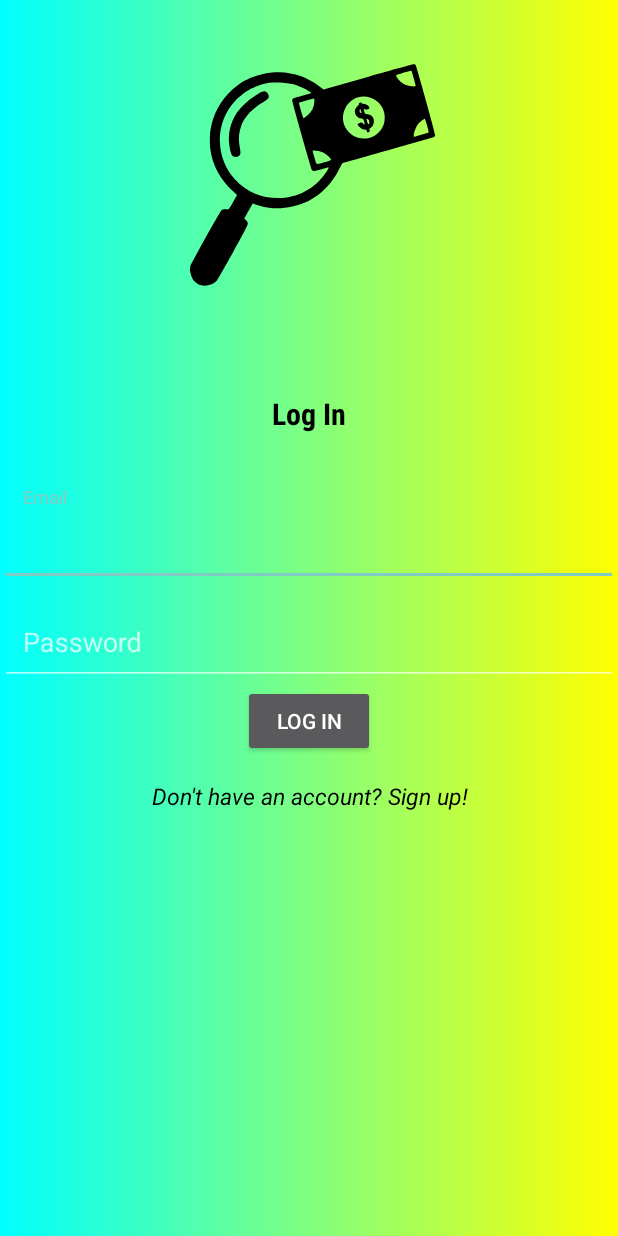
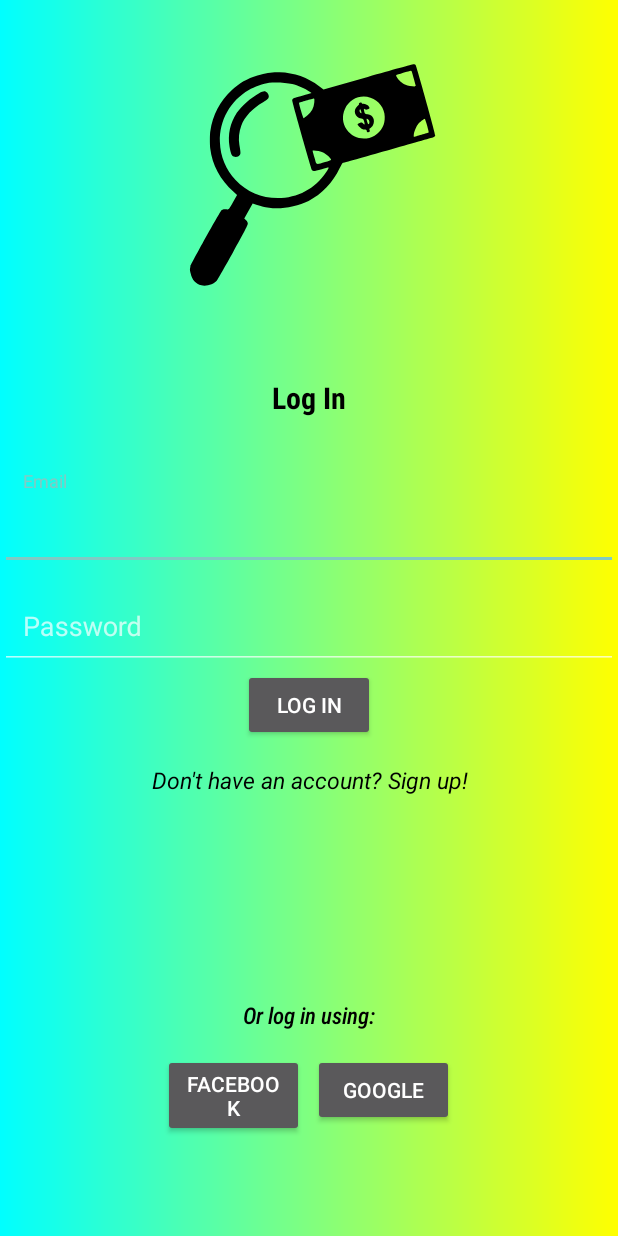
Before and after one commit to hiiambee/buddy-b, an Android app built with Jetpack Compose: the screen it shows after launch (Login), on a phone screen of 412 x 824 dp. Run offline under Robolectric (Android 15) with nearby library versions, the phone set to English and light mode, and no system bars; our stand-ins replace Firebase (no records; nobody signed in at launch, a user with empty details on screens opened directly).

Commit message:
Authentication (Google)

```diff
--- a/app/src/main/java/com/qol/buddyb/Login.kt
+++ b/app/src/main/java/com/qol/buddyb/Login.kt
@@ -1,5 +1,7 @@
 package com.qol.buddyb
 
+import android.app.Activity
+import android.content.ContentProviderClient
 import android.content.Intent
 import android.os.Bundle
 import android.graphics.drawable.ColorDrawable
@@ -10,6 +12,7 @@ import androidx.appcompat.app.AlertDialog
 import android.widget.Toast
 import androidx.activity.ComponentActivity
 import androidx.activity.compose.setContent
+import androidx.activity.result.contract.ActivityResultContracts
 import androidx.appcompat.app.AppCompatActivity
 import androidx.compose.foundation.layout.fillMaxSize
 import androidx.compose.material3.MaterialTheme
@@ -22,6 +25,12 @@ import com.google.firebase.auth.AuthResult
 import com.google.firebase.auth.FirebaseAuth
 import com.google.firebase.auth.FirebaseUser
 import androidx.compose.ui.tooling.preview.Preview
+import com.google.android.gms.auth.api.signin.GoogleSignIn
+import com.google.android.gms.auth.api.signin.GoogleSignInAccount
+import com.google.android.gms.auth.api.signin.GoogleSignInClient
+import com.google.android.gms.auth.api.signin.GoogleSignInOptions
+import com.google.android.gms.tasks.Task
+import com.google.firebase.auth.GoogleAuthProvider
 import com.qol.buddyb.databinding.ActivityLoginBinding
 import com.qol.buddyb.ui.theme.BuddyBTheme
 
@@ -29,6 +38,46 @@ class Login : AppCompatActivity() {
 
     private lateinit var binding: ActivityLoginBinding
     private lateinit var auth: FirebaseAuth
+    private lateinit var googleSignInClient: GoogleSignInClient
+
+    private fun signInGoogle() {
+        val signInIntent = googleSignInClient.signInIntent
+        launcher.launch(signInIntent)
+    }
+
+    private val launcher = registerForActivityResult(ActivityResultContracts.StartActivityForResult()){
+            result ->
+        if (result.resultCode == Activity.RESULT_OK){
+
+            val task = GoogleSignIn.getSignedInAccountFromIntent((result.data))
+            handleResults(task)
+        }
+    }
+
+    private fun handleResults(task: Task<GoogleSignInAccount>) {
+        if (task.isSuccessful){
+            val account : GoogleSignInAccount? = task.result
+            if (account != null){
+                updateUI(account)
+            }
+        }else{
+            Toast.makeText(this, task.exception.toString() , Toast.LENGTH_SHORT).show()
+        }
+    }
+
+    private fun updateUI(account: GoogleSignInAccount) {
+        val credential = GoogleAuthProvider.getCredential(account.idToken , null)
+        auth.signInWithCredential(credential).addOnCompleteListener {
+            if (it.isSuccessful){
+                val intent : Intent = Intent(this, MainActivity::class.java)
+                startActivity(intent)
+            }else{
+                Toast.makeText(this, it.exception.toString() , Toast.LENGTH_SHORT).show()
+            }
+        }
+
+    }
+
     override fun onCreate(savedInstanceState: Bundle?) {
         super.onCreate(savedInstanceState)
         binding = ActivityLoginBinding.inflate(layoutInflater)
@@ -58,5 +107,19 @@ class Login : AppCompatActivity() {
             val signupIntent = Intent(this, Register::class.java)
             startActivity(signupIntent)
         }
+
+        val gso = GoogleSignInOptions.Builder(GoogleSignInOptions.DEFAULT_SIGN_IN)
+            .requestIdToken(getString(R.string.default_web_client_id))
+            .requestEmail()
+            .build()
+
+        googleSignInClient = GoogleSignIn.getClient(this, gso)
+
+        binding.btnGooglelogin.setOnClickListener {
+            signInGoogle()
+        }
+
     }
+
+
 }
--- a/app/src/main/res/layout/activity_login.xml
+++ b/app/src/main/res/layout/activity_login.xml
@@ -1,27 +1,27 @@
 <?xml version="1.0" encoding="utf-8"?>
 <LinearLayout xmlns:android="http://schemas.android.com/apk/res/android"
+    xmlns:app="http://schemas.android.com/apk/res-auto"
     xmlns:tools="http://schemas.android.com/tools"
-    xmlns:app="http://schemas.android.com/apk/res-auto"
-    android:orientation="vertical"
-    android:gravity="center"
     android:layout_width="match_parent"
     android:layout_height="match_parent"
+    android:background="@drawable/gradient_drawable"
     android:foreground="@drawable/icon"
     android:foregroundGravity="top|center"
-    android:background="@drawable/gradient_drawable"
-    tools:context=".Login"
-    >
+    android:gravity="center"
+    android:orientation="vertical"
+    tools:context=".Login">
 
     <TextView
-        android:text="@string/Login"
-        android:fontFamily="sans-serif-condensed-medium"
         android:layout_width="match_parent"
         android:layout_height="wrap_content"
+        android:layout_marginBottom="20dp"
+        android:layout_marginTop="170dp"
+        android:fontFamily="sans-serif-condensed-medium"
         android:gravity="center"
+        android:padding="15dp"
+        android:text="@string/Login"
+        android:textColor="@color/black"
         android:textSize="20sp"
-        android:layout_marginBottom="20dp"
-        android:padding="15dp"
-        android:textColor="@color/black"
         android:textStyle="bold" />
 
     <com.google.android.material.textfield.TextInputLayout
@@ -30,10 +30,10 @@
 
         <com.google.android.material.textfield.TextInputEditText
             android:id="@+id/login_email"
+            android:layout_width="match_parent"
+            android:layout_height="wrap_content"
             android:hint="@string/email"
-            android:layout_width="match_parent"
-            android:padding="15dp"
-            android:layout_height="wrap_content" />
+            android:padding="15dp" />
     </com.google.android.material.textfield.TextInputLayout>
 
     <com.google.android.material.textfield.TextInputLayout
@@ -42,21 +42,21 @@
 
         <com.google.android.material.textfield.TextInputEditText
             android:id="@+id/login_password"
+            android:layout_width="match_parent"
+            android:layout_height="wrap_content"
             android:hint="@string/password"
-            android:padding="15dp"
-            android:layout_width="match_parent"
-            android:layout_height="wrap_content" />
+            android:padding="15dp" />
     </com.google.android.material.textfield.TextInputLayout>
 
     <Button
         android:id="@+id/btn_login"
-        android:text="@string/Login"
         android:layout_width="wrap_content"
-        android:layout_height="wrap_content" />
+        android:layout_height="wrap_content"
+        android:text="@string/Login" />
 
     <TextView
+        android:id="@+id/signupredirect"
         android:layout_width="match_parent"
-        android:id="@+id/signupredirect"
         android:layout_height="wrap_content"
         android:layout_marginBottom="20dp"
         android:gravity="center"
@@ -66,4 +66,32 @@
         android:textSize="15sp"
         android:textStyle="italic" />
 
+    <TextView
+        android:layout_width="match_parent"
+        android:layout_height="wrap_content"
+        android:layout_marginBottom="5dp"
+        android:layout_marginTop="90dp"
+        android:fontFamily="sans-serif-condensed-medium"
+        android:gravity="center|bottom"
+        android:padding="10dp"
+        android:text="@string/LoginWith"
+        android:textColor="@color/black"
+        android:textSize="15sp"
+        android:textStyle="italic" />
+
+    <Button
+        android:id="@+id/btn_googlelogin"
+        android:layout_width="94dp"
+        android:layout_marginRight="-50dp"
+        android:layout_height="wrap_content"
+        android:text="@string/Google" />
+
+    <Button
+        android:id="@+id/btn_fblogin"
+        android:layout_width="94dp"
+        android:layout_marginLeft="-50dp"
+        android:layout_height="wrap_content"
+        android:layout_marginTop="-48dp"
+        android:text="@string/Facebook" />
+
 </LinearLayout>
--- a/app/src/main/res/values/strings.xml
+++ b/app/src/main/res/values/strings.xml
@@ -17,4 +17,7 @@
     <string name="confirm">Confirm Password</string>
     <string name="loginred">Already a user? Log in!</string>
     <string name="signupred">Don\'t have an account? Sign up!</string>
+    <string name="LoginWith">Or log in using:</string>
+    <string name="Google">Google</string>
+    <string name="Facebook">Facebook</string>
 </resources>
```
Also changed, not shown: app/build.gradle (+12 -0 lines), app/src/main/res/layout/activity_register.xml (+29 -0 lines), 1 other file.
